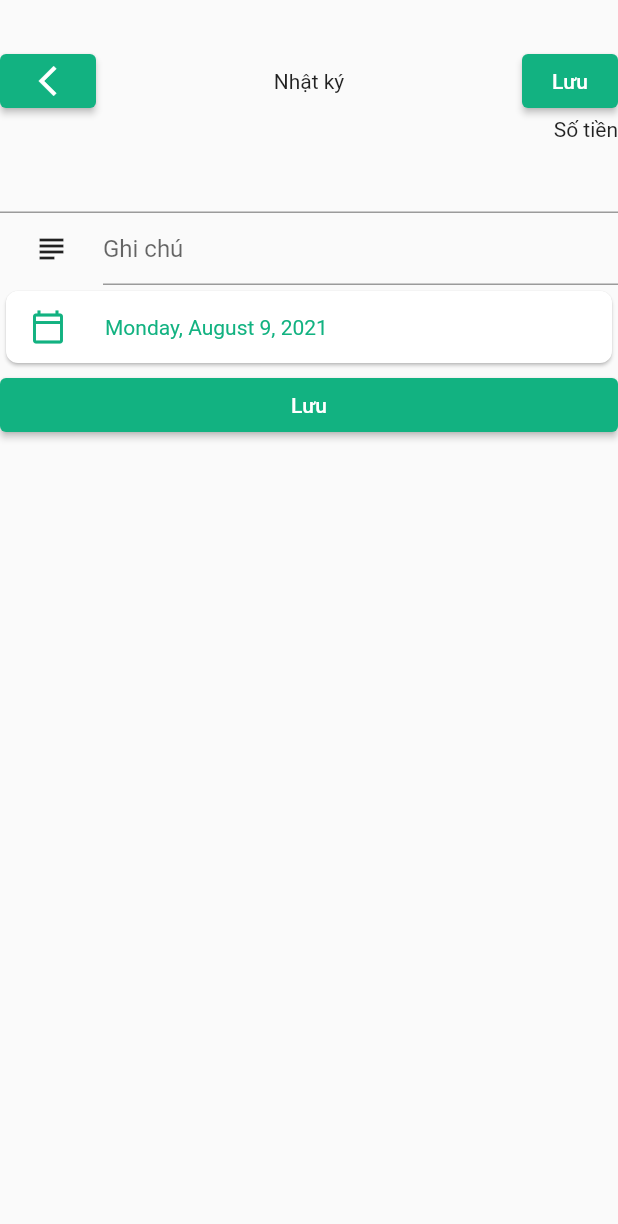
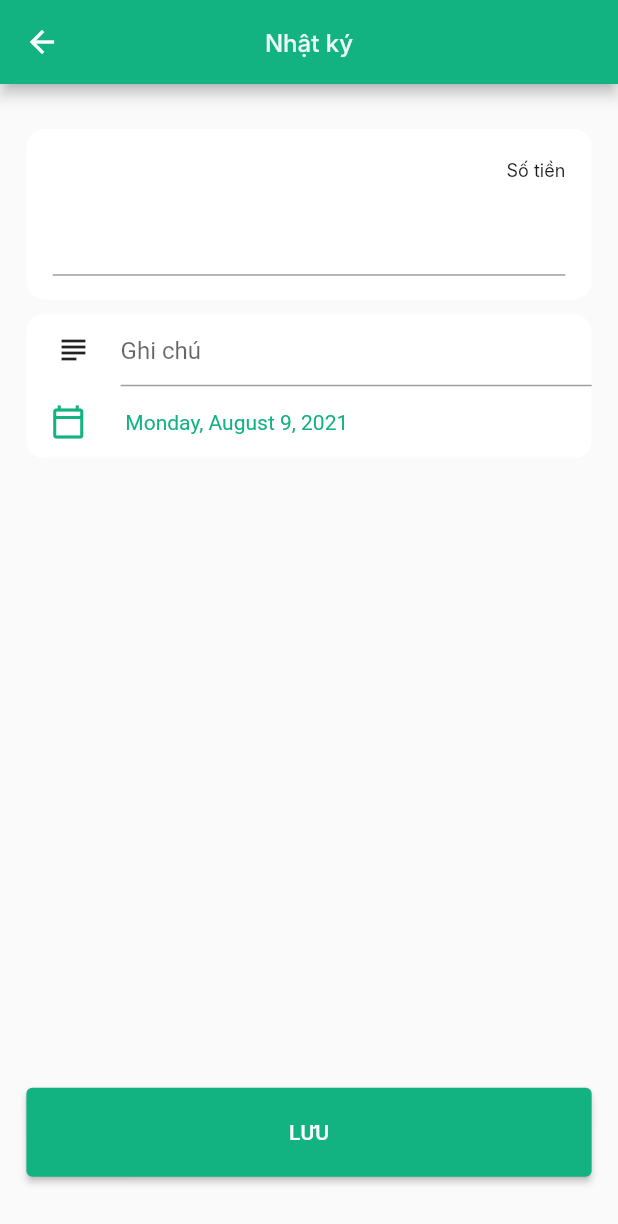
Before and after one commit to nguyenchiemdu/ActiveAgeingMobileApp, a Flutter app: the AddRecordScreen screen opened directly, on a phone screen of 412 x 824 dp. Shown: the top 1224 px of the screen. Run offline on Flutter 3.47's test engine with Material 2 defaults, Android fonts, the phone set to English and light mode, and no system bars; our stand-ins replace carousel_slider, cloud_firestore, firebase_auth, firebase_core, fl_chart, flutter_datetime_picker and 3 more; accounts and stored records are empty; Roboto replaces fonts that are missing (Inter).

Commit message:
Saving goal UI add

```diff
--- a/lib/main_screen/home_screen/saving_goals/add_record_screen.dart
+++ b/lib/main_screen/home_screen/saving_goals/add_record_screen.dart
@@ -17,40 +17,83 @@ class _AddRecordScreenState extends State<AddRecordScreen> {
   TextEditingController note = TextEditingController();
   @override
   Widget build(BuildContext context) {
+    final curScaleFactor = MediaQuery.of(context).textScaleFactor;
+
     return Scaffold(
+        appBar: AppBar(
+            centerTitle: true,
+            titleTextStyle: TextStyle(
+              fontFamily: 'Inter',
+              color: Color(0xffecf9f4),
+              fontSize: 16 * curScaleFactor,
+              fontWeight: FontWeight.w500,
+              fontStyle: FontStyle.normal,
+            ),
+            title: Text("Nhật ký")),
         body: Container(
       padding: EdgeInsets.only(top: 30),
       child: Form(
         key: _formKey,
         child: Column(
           children: [
-            Row(
-              mainAxisAlignment: MainAxisAlignment.spaceBetween,
+            Container(
+              width: MediaQuery.of(context).size.width / 187.5 * 171.5,
+              height: MediaQuery.of(context).size.height / 333.5 * 46,
+              decoration: BoxDecoration(
+                color: Colors.white,
+                borderRadius: BorderRadius.circular(12)
+              ),
+              child: Column(
+                crossAxisAlignment: CrossAxisAlignment.center,
                 children: [
-                ElevatedButton(
-                    onPressed: () {},
-                    child: Icon(Icons.arrow_back_ios_outlined)),
-                Text('Nhật ký'),
-                ElevatedButton(onPressed: () {}, child: Text('Lưu'))
-              ],
+                  Container(
+                    width: MediaQuery.of(context).size.width / 187.5 * 89,
+                    height: MediaQuery.of(context).size.height / 333.5 * 8,
                   ),
                   Container(
-              child: Column(
-                crossAxisAlignment: CrossAxisAlignment.end,
-                children: [
-                  Text('Số tiền'),
-                  TextFormField(
+                    width: MediaQuery.of(context).size.width / 187.5 * 155.5,
+                    child: Text('Số tiền',
+                        textAlign: TextAlign.right,
+                        style: TextStyle(
+                          fontFamily: 'Inter',
+                          color: Color(0xff1a1a1a),
+                          fontSize: 12 * curScaleFactor,
+                          fontWeight: FontWeight.w400,
+                          fontStyle: FontStyle.normal,
+                        )),
+                  ),
+                  Container(
+                    width: MediaQuery.of(context).size.width / 187.5 * 155.5,
+                    child: TextFormField(
                       controller: money,
+                      textAlign: TextAlign.right,
+                      style: TextStyle(
+                        fontFamily: 'Inter',
+                        color: Color(0xff00865d),
+                        fontSize: 32 * curScaleFactor,
+                        fontWeight: FontWeight.w600,
+                        fontStyle: FontStyle.normal,
+                      ),
                       validator: (value) {
                         if (double.tryParse(value!) == null)
                           return 'Dữ liệu k hợp lệ';
                         return null;
                       },
+                    ),
                   )
                 ],
               ),
             ),
             Container(
+              width: MediaQuery.of(context).size.width / 187.5 * 89,
+              height: MediaQuery.of(context).size.height / 333.5 * 4,
+            ),
+            Container(
+              width: MediaQuery.of(context).size.width / 187.5 * 171.5,
+              decoration: BoxDecoration(
+                  color: Colors.white,
+                  borderRadius: BorderRadius.circular(12)
+              ),
               child: Column(
                 children: [
                   Row(
@@ -72,9 +115,6 @@ class _AddRecordScreenState extends State<AddRecordScreen> {
                             decoration: InputDecoration(hintText: 'Ghi chú'),
                           ))
                     ],
-                  )
-                ],
-              ),
                   ),
                   GestureDetector(
                     onTap: () => {
@@ -90,10 +130,6 @@ class _AddRecordScreenState extends State<AddRecordScreen> {
                             });
                           }, currentTime: time, locale: LocaleType.vi)
                     },
-              child: Card(
-                shape: RoundedRectangleBorder(
-                  borderRadius: BorderRadius.circular(8),
-                ),
                     child: Row(
                       children: [
                         Expanded(
@@ -119,9 +155,16 @@ class _AddRecordScreenState extends State<AddRecordScreen> {
                       ],
                     ),
                   ),
+                ],
               ),
-            SizedBox(
-              width: MediaQuery.of(context).size.width,
+            ),
+            Expanded(
+              child: Align(
+                alignment: Alignment.bottomCenter,
+                child: Container(
+                  width: MediaQuery.of(context).size.width / 187.5 * 171.5,
+                  height: MediaQuery.of(context).size.height / 333.5 * 24,
+                  margin: EdgeInsets.only(bottom: MediaQuery.of(context).size.height / 333.5 * 16,),
                   child: ElevatedButton(
                       onPressed: () {
                         if (_formKey.currentState!.validate()) {
@@ -134,7 +177,8 @@ class _AddRecordScreenState extends State<AddRecordScreen> {
                           Navigator.pop(context, data);
                         }
                       },
-                child: Text('Lưu'),
+                      child: Text('LƯU'.toUpperCase())),
+                ),
               ),
             )
           ],
--- a/lib/main_screen/home_screen/saving_goals/record_day_widget.dart
+++ b/lib/main_screen/home_screen/saving_goals/record_day_widget.dart
@@ -8,13 +8,28 @@ class RecordDayWidget extends StatelessWidget {
   final NumberFormat formatter = NumberFormat('###,###,###,##0.##');
   @override
   Widget build(BuildContext context) {
+    final curScaleFactor = MediaQuery.of(context).textScaleFactor;
     return Container(
       padding: EdgeInsets.only(top: 10),
       child: Column(
         children: [
           Text(DateFormat.yMMMMEEEEd().format(record['time'].toDate())),
-          Text(formatter.format(record['money'])),
-          Text(record['note']),
+          Text(formatter.format(record['money']),
+              style: TextStyle(
+                fontFamily: 'Inter',
+                color: Color(0xff1a1a1a),
+                fontSize: 18 * curScaleFactor,
+                fontWeight: FontWeight.w400,
+                fontStyle: FontStyle.normal,
+              )),
+          Text(record['note'],
+              style: TextStyle(
+                fontFamily: 'Inter',
+                color: Color(0xff999999),
+                fontSize: 14 * curScaleFactor,
+                fontWeight: FontWeight.w400,
+                fontStyle: FontStyle.normal,
+              )),
         ],
       ),
     );
```
Lines whose indentation alone changed are shown as unchanged.
